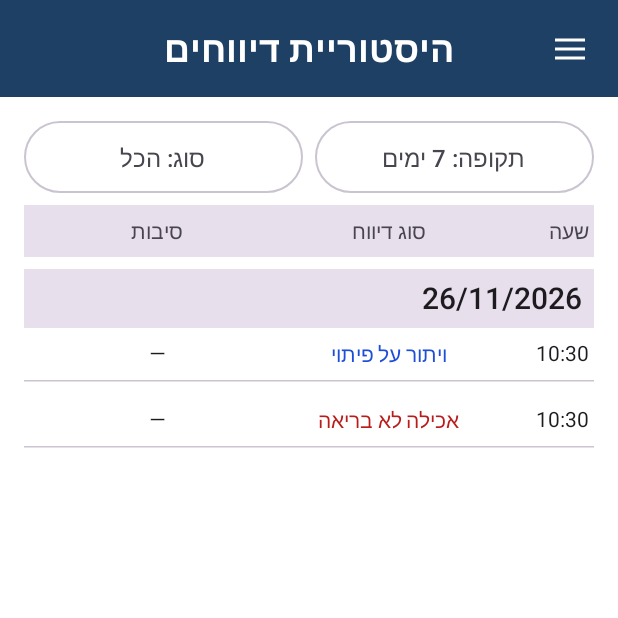
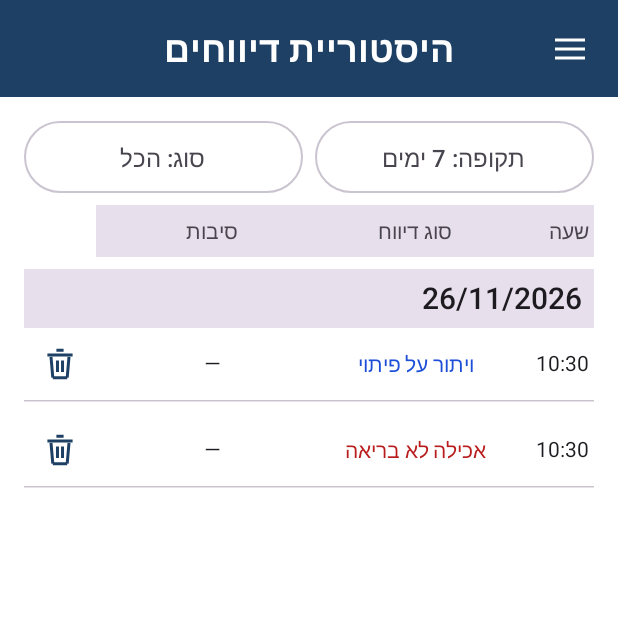
Before and after one commit to shabydevelop-code/LifeTrack, an Android app built with Jetpack Compose: the HistoryScreen screen opened through its navigation route, on a phone screen of 412 x 824 dp, the top half of it. Run offline under Robolectric (Android 15) with nearby library versions, the phone set to English and light mode, and no system bars.

Commit message:
[build] Add accessible individual history deletion with confirmation

```diff
--- a/app/src/main/java/com/shabydevelop/eattrack/CounterViewModel.kt
+++ b/app/src/main/java/com/shabydevelop/eattrack/CounterViewModel.kt
@@ -77,6 +77,10 @@ class CounterViewModel(application: Application) : AndroidViewModel(application)
             "דיווח ${type.label} נשמר"
         }
     }
+    fun deleteEvent(id: Long) = mutate {
+        if (!repository.deleteEvent(id)) throw android.database.SQLException("Report not found")
+        "הדיווח נמחק"
+    }
     fun undo() = mutate {
         if (repository.undoLast()) "הדיווח האחרון בוטל" else "אין דיווח לביטול"
     }
--- a/app/src/main/java/com/shabydevelop/eattrack/EatingRepository.kt
+++ b/app/src/main/java/com/shabydevelop/eattrack/EatingRepository.kt
@@ -22,6 +22,9 @@ class EatingRepository(context: Context) {
         if (db.writableDatabase.update("unhealthy_eating_events", values, "id = ? AND event_type = ?", arrayOf(id.toString(), type.name)) != 1)
             throw android.database.SQLException("Report not found")
     }
+
+    fun deleteEvent(id: Long): Boolean =
+        db.writableDatabase.delete("unhealthy_eating_events", "id = ?", arrayOf(id.toString())) == 1
 
     fun undoLast(): Boolean {
         return db.writableDatabase.delete("unhealthy_eating_events",
--- a/app/src/main/java/com/shabydevelop/eattrack/HistoryScreen.kt
+++ b/app/src/main/java/com/shabydevelop/eattrack/HistoryScreen.kt
@@ -27,9 +27,15 @@ internal fun HistoryScreen(model: CounterViewModel) {
     var loading by remember { mutableStateOf(true) }
     var error by remember { mutableStateOf(false) }
     var retry by remember { mutableIntStateOf(0) }
+    var pendingDelete by remember { mutableStateOf<EatingEvent?>(null) }
+    var loadedSequence by remember { mutableLongStateOf(model.successSequence) }
     val days = period.takeIf { it > 0 }
     val eventType = when (type) { 1 -> EventType.HEALTHY; 2 -> EventType.UNHEALTHY; 3 -> EventType.AVOIDED; else -> null }
     LaunchedEffect(period, type, model.successSequence, pageCount, retry) {
+        if (loadedSequence != model.successSequence) {
+            loadedSequence = model.successSequence
+            if (pageCount != 1) { pageCount = 1; return@LaunchedEffect }
+        }
         loading = true
         error = false
         try {
@@ -54,7 +60,11 @@ internal fun HistoryScreen(model: CounterViewModel) {
         }
         AdaptiveActionPair(filters, types)
         val weights = listOf(0.8f, 1.5f, 2f)
-        TableHeading(listOf("שעה", "סוג דיווח", "סיבות"), weights)
+        Row(verticalAlignment = androidx.compose.ui.Alignment.CenterVertically) {
+            Box(Modifier.weight(1f)) { TableHeading(listOf("שעה", "סוג דיווח", "סיבות"), weights) }
+            Spacer(Modifier.width(UiSpacing.touch))
+        }
+        if (model.error) Text("לא ניתן להשלים את הפעולה או לרענן את הנתונים", color = MaterialTheme.colorScheme.error, modifier = Modifier.semantics { liveRegion = LiveRegionMode.Polite })
         LazyColumn(Modifier.weight(1f).fillMaxWidth(), verticalArrangement = Arrangement.spacedBy(UiSpacing.normal)) {
             itemsIndexed(rows, key = { _, event -> event.id }) { index, event ->
                 val date = dateFormat.format(java.util.Date(event.timestamp))
@@ -63,6 +73,8 @@ internal fun HistoryScreen(model: CounterViewModel) {
                 }
                 val time = timeFormat.format(java.util.Date(event.timestamp))
                 val reasons = event.reasons.joinToString(" · ") { it.label }
+                Row(verticalAlignment = androidx.compose.ui.Alignment.CenterVertically) {
+                Box(Modifier.weight(1f)) {
                 TableLine(weights, Modifier.padding(vertical = UiSpacing.normal).clearAndSetSemantics {
                     contentDescription = "$date, שעה $time, ${event.type.label}, " + if (reasons.isEmpty()) "לא צוינו סיבות" else "סיבות: $reasons"
                 }) { i ->
@@ -72,6 +84,18 @@ internal fun HistoryScreen(model: CounterViewModel) {
                         else -> Text(reasons.ifEmpty { "—" }, style = UiTypography.tableCell)
                     }
                 }
+                }
+                IconButton(onClick = { pendingDelete = event }, enabled = !model.busy, modifier = Modifier.size(UiSpacing.touch).semantics { contentDescription = "מחיקת דיווח ${event.type.label}, $date, $time" }) {
+                    androidx.compose.foundation.Canvas(Modifier.size(UiSpacing.large)) {
+                        val c = UiColors.primary
+                        val w = UiSpacing.tiny.toPx()
+                        fun line(x1: Float, y1: Float, x2: Float, y2: Float) = drawLine(c, androidx.compose.ui.geometry.Offset(size.width*x1,size.height*y1), androidx.compose.ui.geometry.Offset(size.width*x2,size.height*y2), w)
+                        line(.15f,.25f,.85f,.25f); line(.4f,.12f,.6f,.12f)
+                        line(.25f,.3f,.3f,.88f); line(.75f,.3f,.7f,.88f); line(.3f,.88f,.7f,.88f)
+                        line(.43f,.4f,.43f,.72f); line(.57f,.4f,.57f,.72f)
+                    }
+                }
+                }
                 HorizontalDivider()
             }
             if (loading) item { Text("טוען דיווחים", Modifier.semantics { liveRegion = LiveRegionMode.Polite }) }
@@ -79,6 +103,13 @@ internal fun HistoryScreen(model: CounterViewModel) {
             if (!loading && !error && rows.isEmpty()) item { Text("אין דיווחים בתקופה שנבחרה") }
             if (more && !loading && !error) item { OutlinedButton(onClick = { loading = true; pageCount++ }, modifier = Modifier.fillMaxWidth().heightIn(min = UiSpacing.touch)) { Text("טעינת דיווחים נוספים") } }
         }
+    }
+    pendingDelete?.let { event ->
+        AlertDialog(onDismissRequest = { pendingDelete = null },
+            title = { Text("מחיקת דיווח", style = UiTypography.sectionTitle) },
+            text = { Text("${event.type.label}\n${dateFormat.format(java.util.Date(event.timestamp))} · ${timeFormat.format(java.util.Date(event.timestamp))}\nהדיווח יימחק לצמיתות. להמשיך?", style = UiTypography.body) },
+            confirmButton = { TextButton(enabled = !model.busy, onClick = { pendingDelete = null; model.deleteEvent(event.id) }) { Text("מחיקה", style = UiTypography.secondaryAction) } },
+            dismissButton = { TextButton(onClick = { pendingDelete = null }) { Text("ביטול", style = UiTypography.secondaryAction) } })
     }
 }
 
```
